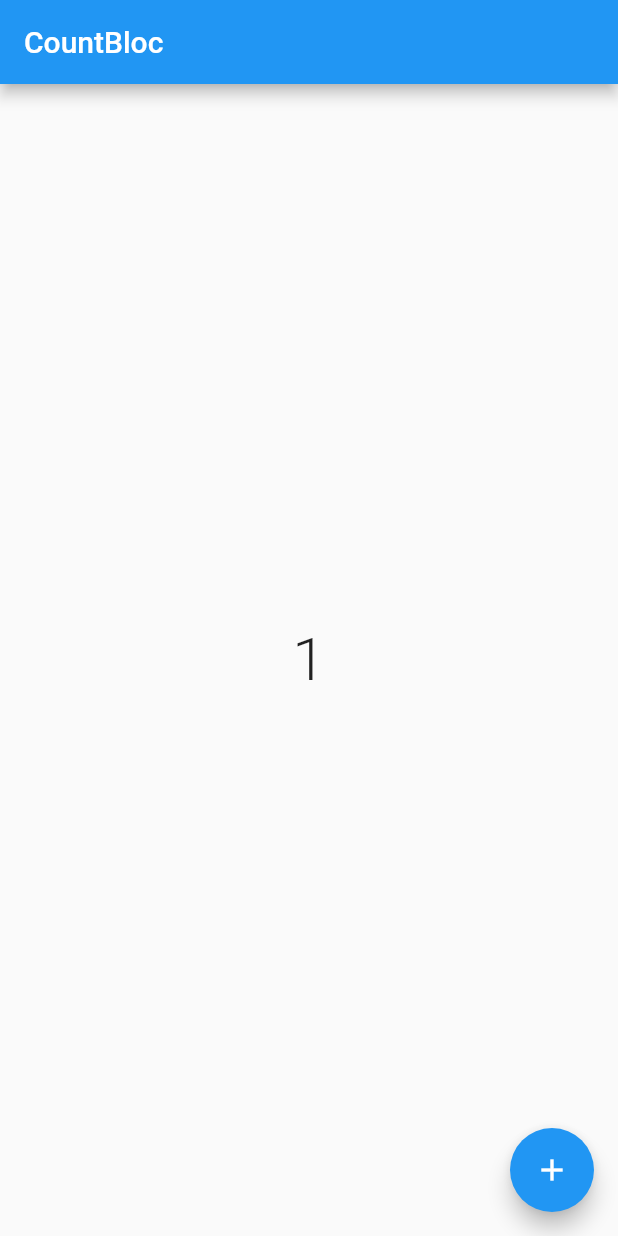
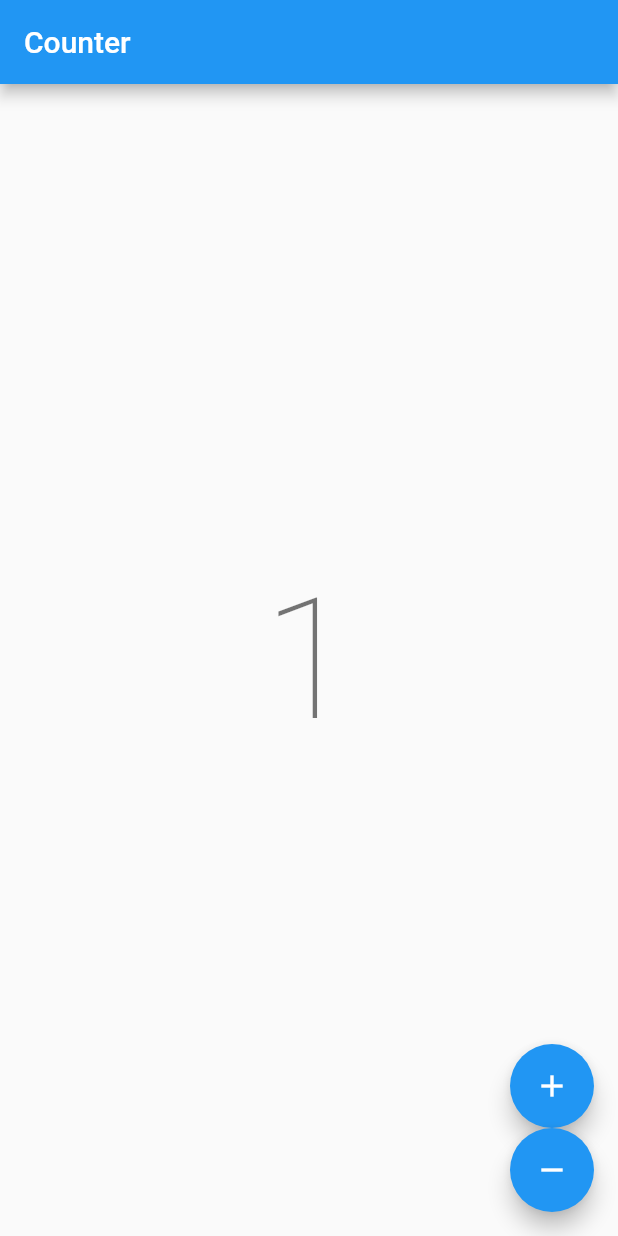
Before and after one commit to qinxinzhang/flutter_weather, a Flutter app: the screen it shows after launch, after a tap on the "add" icon, on a phone screen of 412 x 824 dp. Run offline on Flutter 3.47's test engine with Material 2 defaults, Android fonts, the phone set to English and light mode, and no system bars; our stand-ins replace bloc, flutter_bloc.

Commit message:
counter sample

```diff
--- /dev/null
+++ b/lib/counter/counter.dart
@@ -0,0 +1,2 @@
+export 'cubit/counter_cubit.dart';
+export 'view/counter_page.dart';
--- /dev/null
+++ b/lib/counter/cubit/counter_cubit.dart
@@ -0,0 +1,12 @@
+import 'package:bloc/bloc.dart';
+
+class CounterCubit extends Cubit<int> {
+  /// {@macro counter_cubit}
+  CounterCubit() : super(0);
+
+  /// Add 1 to the current state.
+  void increment() => emit(state + 1);
+
+  /// Subtract 1 from the current state.
+  void decrement() => emit(state - 1);
+}
--- /dev/null
+++ b/lib/counter/view/counter_page.dart
@@ -0,0 +1,15 @@
+import 'package:flutter/widgets.dart';
+import 'package:flutter_bloc/flutter_bloc.dart';
+import '../counter.dart';
+import 'counter_view.dart';
+
+class CounterPage extends StatelessWidget {
+  const CounterPage({Key key}) : super(key: key);
+  @override
+  Widget build(BuildContext context) {
+    return BlocProvider(
+      create: (_) => CounterCubit(),
+      child: CounterView(),
+    );
+  }
+}
--- /dev/null
+++ b/lib/counter/view/counter_view.dart
@@ -0,0 +1,38 @@
+import 'package:flutter/cupertino.dart';
+import 'package:flutter/material.dart';
+import 'package:flutter_bloc/flutter_bloc.dart';
+import '../counter.dart';
+
+class CounterView extends StatelessWidget {
+  @override
+  Widget build(BuildContext context) {
+    final textTheme = Theme.of(context).textTheme;
+    return Scaffold(
+      appBar: AppBar(title: const Text('Counter')),
+      body: Center(
+        child: BlocBuilder<CounterCubit, int>(
+          builder: (context, state) {
+            return Text(
+              '$state',
+              style: textTheme.headline1,
+            );
+          },
+        ),
+      ),
+      floatingActionButton: Column(
+        mainAxisAlignment: MainAxisAlignment.end,
+        crossAxisAlignment: CrossAxisAlignment.end,
+        children: <Widget>[
+          FloatingActionButton(
+              key: const Key('counterView_increment_floatingActionButton'),
+              child: const Icon(Icons.add),
+              onPressed: () => context.read<CounterCubit>().increment()),
+          FloatingActionButton(
+              key: const Key('counterView_decrement_floatingActionButton'),
+              child: const Icon(Icons.remove),
+              onPressed: () => context.read<CounterCubit>().decrement())
+        ],
+      ),
+    );
+  }
+}
--- /dev/null
+++ b/lib/counter_observer.dart
@@ -0,0 +1,14 @@
+import 'package:bloc/bloc.dart';
+
+/// {@template counter_observer}
+/// [BlocObserver] for the counter application which
+/// observes all [Cubit] state changes.
+/// {@endtemplate}
+class CounterObserver extends BlocObserver {
+
+  @override
+  void onChange(Cubit cubit, Change change) {
+    print('${cubit.runtimeType} $change');
+    super.onChange(cubit, change);
+  }
+}
--- a/lib/main.dart
+++ b/lib/main.dart
@@ -1,24 +1,14 @@
+import 'package:bloc/bloc.dart';
 import 'package:flutter/material.dart';
-import 'package:flutter_weather_app/sample/bloc_provider.dart';
-import 'package:flutter_weather_app/sample/count_page.dart';
+import 'counter/view/counter_page.dart';
+import 'counter_observer.dart';
 
 void main() {
-  runApp(MyApp());
+  Bloc.observer= CounterObserver();
+  runApp(const CounterApp());
 }
 
-class MyApp extends StatelessWidget {
-  // This widget is the root of your application.
-  @override
-  Widget build(BuildContext context) {
-    return BlocProvider(
-      child: MaterialApp(
-        title: 'Flutter Demo',
-        theme: ThemeData(
-          primarySwatch: Colors.blue,
-          visualDensity: VisualDensity.adaptivePlatformDensity,
-        ),
-        home: CountPage(),
-      ),
-    );
-  }
+class CounterApp extends MaterialApp {
+  /// {@macro counter_app}
+  const CounterApp({Key key}) : super(key: key, home: const CounterPage());
 }
--- a/lib/sample/bloc_provider.dart
+++ /dev/null
@@ -1,14 +0,0 @@
-import 'package:flutter/material.dart';
-import 'counter_bloc.dart';
-
-class BlocProvider extends InheritedWidget {
-  CounterBLoC bLoC = CounterBLoC();
-
-  BlocProvider({Key key, Widget child}) : super(key: key, child: child);
-
-  @override
-  bool updateShouldNotify(_) => true;
-
-  static CounterBLoC of(BuildContext context) =>
-      (context.dependOnInheritedWidgetOfExactType() as BlocProvider).bLoC;
-}
--- a/lib/sample/count_page.dart
+++ /dev/null
@@ -1,54 +0,0 @@
-import 'package:flutter/material.dart';
-import 'package:flutter/widgets.dart';
-import 'counter_bloc.dart';
-
-class CountPage extends StatefulWidget {
-  @override
-  _CountPageState createState() => _CountPageState();
-}
-
-class _CountPageState extends State<CountPage> {
-  //把一些相关的数据请求，实体类变换抽到CounterBLoC这个类里
-  //实例化CounterBLoC
-  final _bloc = new CounterBLoC();
-
-  @override
-  Widget build(BuildContext context) {
-    return Scaffold(
-      appBar: AppBar(
-        title: Text("CountBloc"),
-      ),
-      body: StreamBuilder(
-        //监听流,当流中的数据发生变化(调用过sink.add时，此处会接收到数据的变化并且刷新UI)
-        stream: _bloc.stream_counter,
-        initialData: 0,
-        builder: (BuildContext context, AsyncSnapshot<int> snapshot) {
-          return Center(
-            child: Text(
-              snapshot.data.toString(),
-              style: TextStyle(fontSize: 40, fontWeight: FontWeight.w300),
-            ),
-          );
-        },
-      ),
-      floatingActionButton: _getButton(),
-    );
-  }
-
-  @override
-  void dispose() {
-    // TODO: implement dispose
-    super.dispose();
-    //关闭流
-    _bloc.dispose();
-  }
-
-  Widget _getButton() {
-    return FloatingActionButton(
-        child: Icon(Icons.add),
-        onPressed: () {
-          // 点击添加；其实也是发布一个流事件
-          _bloc.addCount();
-        });
-  }
-}
--- a/lib/sample/counter_bloc.dart
+++ /dev/null
@@ -1,23 +0,0 @@
-import 'dart:async';
-
-class CounterBLoC {
-  //记录按钮点击的次数
-  //被流包裹的数据(可以是任何类型)
-  int _counter = 0;
-
-  //流控制
-  final _counterStreamController = StreamController<int>.broadcast();
-
-  //流
-  Stream<int> get stream_counter => _counterStreamController.stream;
-
-  // 通过sink.add发布一个流事件
-  void addCount() {
-    _counterStreamController.sink.add(++_counter);
-  }
-
-  //释放流
-  void dispose() {
-    _counterStreamController.close();
-  }
-}
--- a/pubspec.yaml
+++ b/pubspec.yaml
@@ -23,6 +23,8 @@ environment:
 dependencies:
   flutter:
     sdk: flutter
+  bloc: ^6.1.1
+  flutter_bloc: ^6.1.1
   equatable: ^1.2.3
 
 
```
Also changed, not shown: pubspec.lock, 1 other file.
